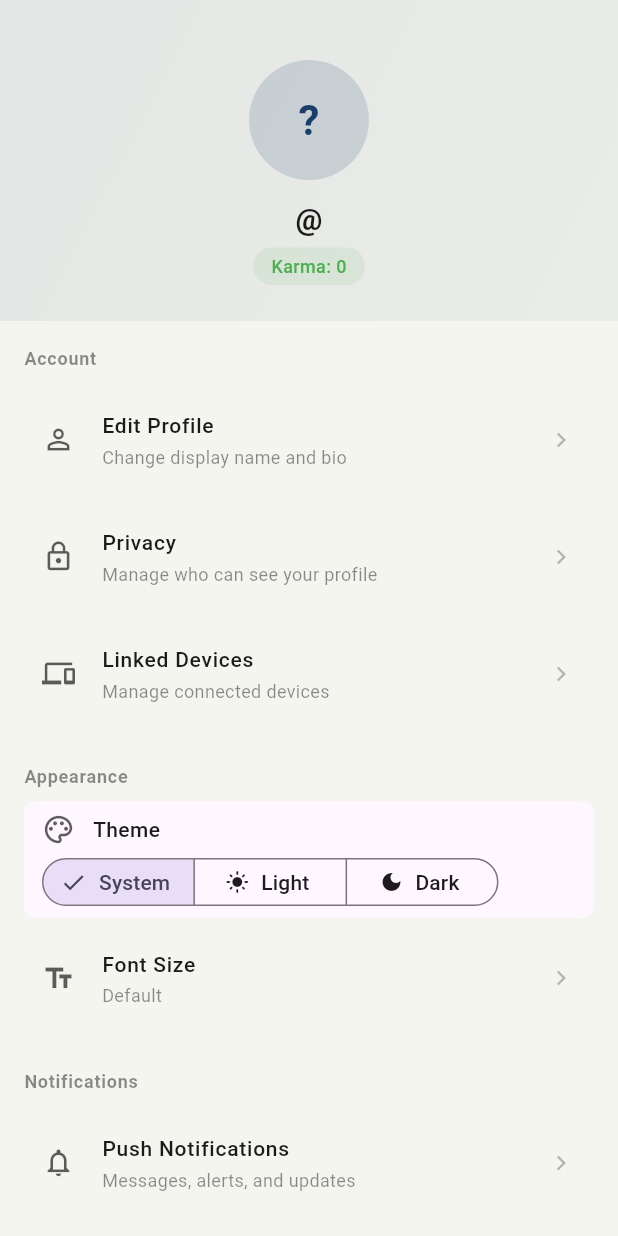
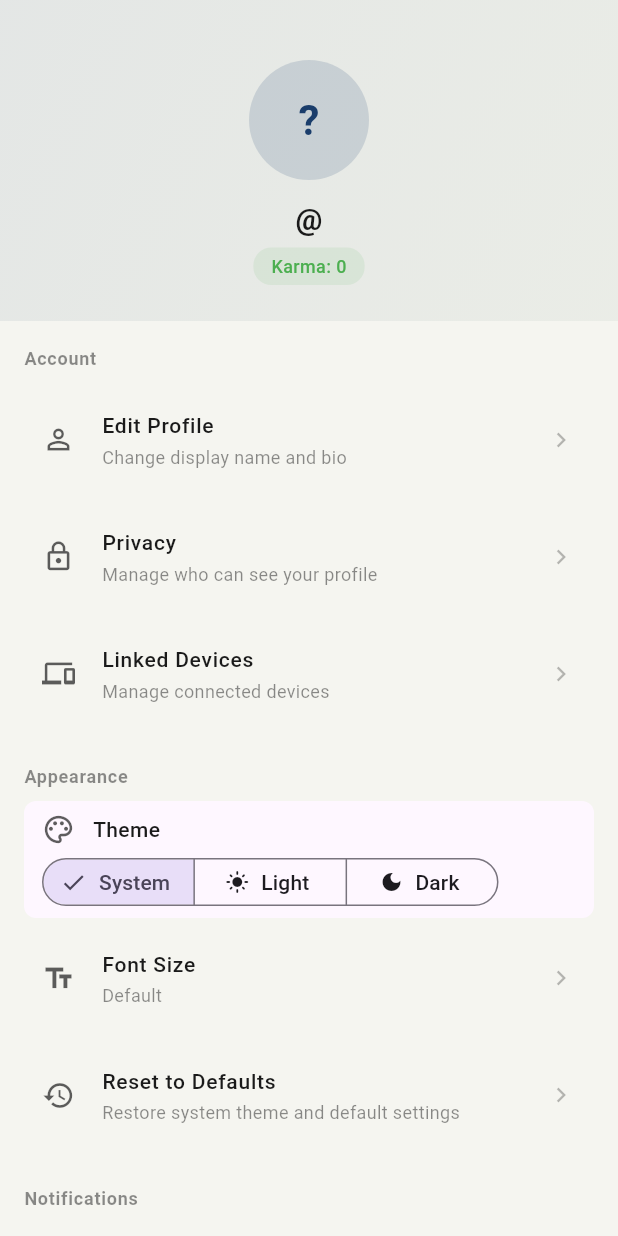
Before and after one commit to kankan223/pari, a Flutter app: the ProfileSettingsScreen screen opened directly with empty values, on a phone screen of 412 x 824 dp. Run offline on Flutter 3.47's test engine with Material 3 defaults, Android fonts, the phone set to English and light mode, and no system bars; our stand-ins replace connectivity_plus, convert, file_picker, flutter_secure_storage, geocoding, geolocator and 2 more; missing offline and left inert: cryptography, dart:html, dart:js, qr, record, workmanager; accounts and stored records are empty.

Commit message:
feat(client): add Reset to Defaults button in Appearance settings

```diff
--- a/client/lib/state/ui/profile_settings_screen.dart
+++ b/client/lib/state/ui/profile_settings_screen.dart
@@ -141,6 +141,15 @@ class _ProfileSettingsScreenState extends State<ProfileSettingsScreen> {
                     title: 'Font Size',
                     subtitle: 'Default',
                     onTap: () {},
+                  ),
+                  _SettingsTile(
+                    icon: Icons.restore,
+                    title: 'Reset to Defaults',
+                    subtitle: 'Restore system theme and default settings',
+                    onTap: () {
+                      setState(() => _themeMode = ThemeMode.system);
+                      widget.onThemeModeChanged?.call(ThemeMode.system);
+                    },
                   ),
 
                   const SizedBox(height: 20),
```
